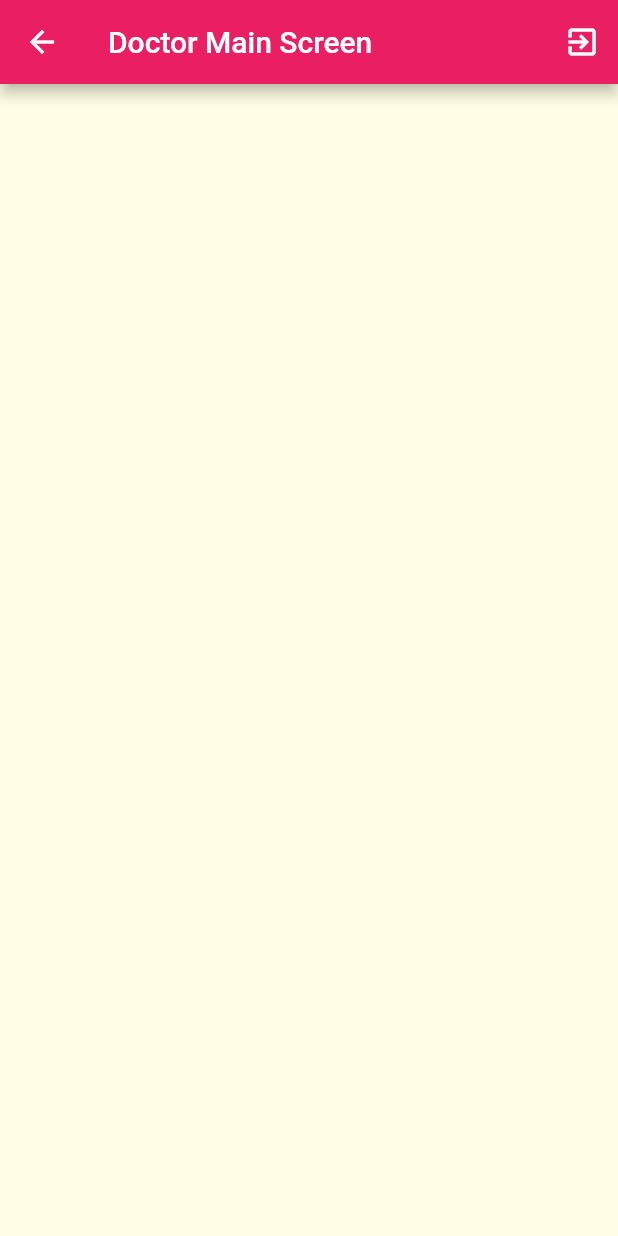
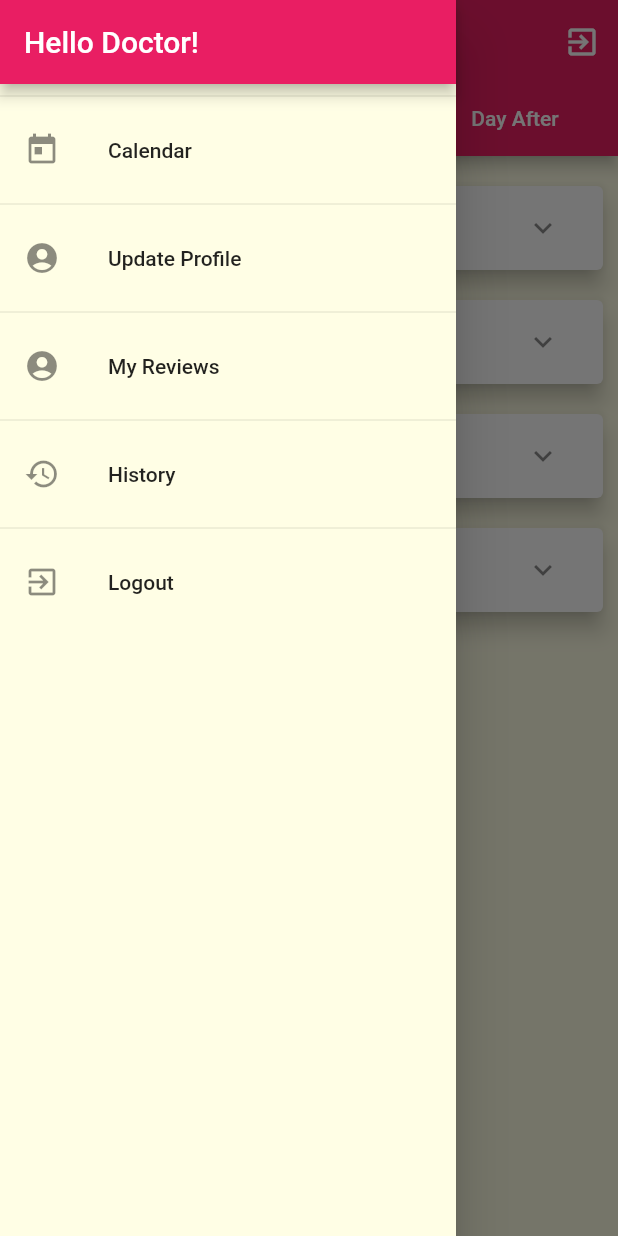
Before and after one commit to ritiksingh8/Health-Services, a Flutter app: the DoctorMainScreen screen opened by its route, with the side drawer open (before the commit the screen has no drawer), on a phone screen of 412 x 824 dp. Run offline on Flutter 3.47's test engine with Material 2 defaults, Android fonts, the phone set to English and light mode, and no system bars; our stand-ins replace cloud_firestore, firebase_auth, firebase_storage, google_maps_flutter, image_picker; accounts and stored records are empty.

Commit message:
added drawer cards in doctor home screen

```diff
--- a/lib/main.dart
+++ b/lib/main.dart
@@ -29,6 +29,7 @@ class MyApp extends StatelessWidget {
       ),
       home: HomeScreen(),
       routes: {
+        AuthScreen.routeName: (ctx) => AuthScreen(),
         UserAppointmentScreen.routeName: (ctx) => UserAppointmentScreen(),
         DoctorMainScreen.routeName: (ctx) => DoctorMainScreen(),
         HospitalDetailScreen.routeName: (ctx) => HospitalDetailScreen(),
--- a/lib/screens/auth_screen.dart
+++ b/lib/screens/auth_screen.dart
@@ -9,6 +9,7 @@ import '../helpers/doctors_validation_list.dart';
 
 class AuthScreen extends StatefulWidget {
   static bool authComplete = true;
+  static const routeName = '/auth-screen';
   @override
   _AuthScreenState createState() => _AuthScreenState();
 }
--- a/lib/screens/doctor_detail_screen.dart
+++ b/lib/screens/doctor_detail_screen.dart
@@ -30,7 +30,11 @@ class DoctorDetailScreen extends StatelessWidget {
       appBar: AppBar(
         title: Text(doctor.name),
       ),
-      body: SingleChildScrollView(
+      body: Column(
+        crossAxisAlignment: CrossAxisAlignment.stretch,
+        children: <Widget>[
+          Expanded(
+            child: SingleChildScrollView(
               child: Column(
                 children: <Widget>[
                   Container(
@@ -125,20 +129,12 @@ class DoctorDetailScreen extends StatelessWidget {
                     ),
                   ),
                   Reviews(doctor, false),
-            FlatButton(
-              onPressed: () {
-                Navigator.of(context).pushNamed(DoctorsReviewsScreen.routeName,
-                    arguments: doctor);
-              },
-              child: Text(
-                'See all reviews',
-                style: TextStyle(color: Theme.of(context).primaryColor),
+
+                  SizedBox(height: 10),
+                ],
               ),
             ),
-            SizedBox(height: 10),
-            Column(
-              crossAxisAlignment: CrossAxisAlignment.stretch,
-              children: <Widget>[
+          ),
           Container(
             height: 45,
             child: RaisedButton.icon(
@@ -166,9 +162,6 @@ class DoctorDetailScreen extends StatelessWidget {
           ),
         ],
       ),
-          ],
-        ),
-      ),
     );
   }
 }
--- a/lib/screens/doctor_main_screen.dart
+++ b/lib/screens/doctor_main_screen.dart
@@ -1,6 +1,8 @@
 import 'package:cloud_firestore/cloud_firestore.dart';
 import 'package:firebase_auth/firebase_auth.dart';
 import 'package:flutter/material.dart';
+import 'package:health_service/widgets/app_drawer.dart';
+import 'package:health_service/widgets/appointment_list.dart';
 import 'package:intl/intl.dart';
 
 class DoctorMainScreen extends StatefulWidget {
@@ -91,9 +93,27 @@ class _DoctorMainScreenState extends State<DoctorMainScreen> {
 
   @override
   Widget build(BuildContext context) {
-    return Scaffold(
+    return DefaultTabController(
+      length: 3,
+      child: Scaffold(
         appBar: AppBar(
-        title: Text('Doctor Main Screen'),
+          title: Text('Calendar'),
+          bottom: TabBar(
+            indicatorColor: Colors.yellow,
+            labelColor: Colors.yellow,
+            unselectedLabelColor: Colors.white,
+            tabs: <Widget>[
+              Tab(
+                text: 'Today',
+              ),
+              Tab(
+                text: 'Tomorrow',
+              ),
+              Tab(
+                text: 'Day After',
+              ),
+            ],
+          ),
           actions: <Widget>[
             IconButton(
               icon: Icon(Icons.exit_to_app),
@@ -103,6 +123,7 @@ class _DoctorMainScreenState extends State<DoctorMainScreen> {
             ),
           ],
         ),
+        drawer: AppDrawer(),
         body: isLoading
             ? Center(
                 child: CircularProgressIndicator(),
@@ -114,7 +135,8 @@ class _DoctorMainScreenState extends State<DoctorMainScreen> {
                     .collection('appointments')
                     .snapshots(),
                 builder: (context, streamSnapshot) {
-                if (streamSnapshot.connectionState == ConnectionState.waiting) {
+                  if (streamSnapshot.connectionState ==
+                      ConnectionState.waiting) {
                     return Center(child: CircularProgressIndicator());
                   }
 
@@ -122,8 +144,15 @@ class _DoctorMainScreenState extends State<DoctorMainScreen> {
 
                   segregateAppointments(appointmentDocs);
 
-                return Text('');
+                  return TabBarView(
+                    children: <Widget>[
+                      AppointmentList(todayList),
+                      AppointmentList(tomorrowList),
+                      AppointmentList(dayAfterTomorrowList),
+                    ],
+                  );
                 },
+              ),
       ),
     );
   }
--- a/lib/screens/hospital_detail_screen.dart
+++ b/lib/screens/hospital_detail_screen.dart
@@ -144,7 +144,7 @@ class HospitalDetailScreen extends StatelessWidget {
                       color: Colors.white,
                     ),
                     label: Text(
-                      'Make an appointment',
+                      'View Our Doctors',
                       style: TextStyle(
                         color: Colors.white,
                         fontSize: 15,
--- /dev/null
+++ b/lib/widgets/app_drawer.dart
@@ -0,0 +1,65 @@
+import 'package:firebase_auth/firebase_auth.dart';
+import 'package:flutter/material.dart';
+import 'package:health_service/screens/auth_screen.dart';
+import 'package:health_service/screens/doctor_main_screen.dart';
+import 'package:health_service/screens/update_profile.dart';
+
+class AppDrawer extends StatelessWidget {
+  @override
+  Widget build(BuildContext context) {
+    return Drawer(
+      child: Column(
+        children: <Widget>[
+          AppBar(
+            title: Text('Hello Doctor!'),
+            automaticallyImplyLeading: false,
+          ),
+          Divider(),
+          ListTile(
+            leading: Icon(Icons.today),
+            title: Text('Calendar'),
+            onTap: () {
+              Navigator.of(context).pushNamed(DoctorMainScreen.routeName);
+            },
+          ),
+          Divider(),
+          ListTile(
+            leading: Icon(Icons.account_circle),
+            title: Text('Update Profile'),
+            onTap: () {
+              Navigator.of(context).push(
+                MaterialPageRoute(
+                  builder: (ctx) => UpdateProfile(isUpdate: true),
+                ),
+              );
+            },
+          ),
+          Divider(),
+          ListTile(
+            leading: Icon(Icons.account_circle),
+            title: Text('My Reviews'),
+            onTap: () {},
+          ),
+          Divider(),
+          ListTile(
+            leading: Icon(Icons.history),
+            title: Text('History'),
+            onTap: () {},
+          ),
+          Divider(),
+          ListTile(
+            leading: Icon(Icons.exit_to_app),
+            title: Text('Logout '),
+            onTap: () {
+              FirebaseAuth.instance.signOut();
+              Navigator.of(context)
+                  .pushNamedAndRemoveUntil(AuthScreen.routeName, (route) {
+                return false;
+              });
+            },
+          ),
+        ],
+      ),
+    );
+  }
+}
--- /dev/null
+++ b/lib/widgets/appointment_card.dart
@@ -0,0 +1,92 @@
+import 'dart:math';
+
+import 'package:cloud_firestore/cloud_firestore.dart';
+import 'package:flutter/material.dart';
+
+class AppointmentCard extends StatefulWidget {
+  final List<dynamic> slotList;
+  final String slotTime;
+
+  AppointmentCard(this.slotList, this.slotTime);
+
+  @override
+  _AppointmentCardState createState() => _AppointmentCardState();
+}
+
+class _AppointmentCardState extends State<AppointmentCard> {
+  var _expanded = false;
+  @override
+  Widget build(BuildContext context) {
+    return Card(
+      margin: EdgeInsets.all(10),
+      elevation: 6,
+      child: Container(
+        child: Column(
+          children: <Widget>[
+            ListTile(
+              title: Text(
+                widget.slotTime,
+                style: TextStyle(
+                  fontWeight: FontWeight.bold,
+                ),
+              ),
+              trailing: IconButton(
+                icon: Icon(_expanded ? Icons.expand_less : Icons.expand_more),
+                onPressed: () {
+                  setState(() {
+                    _expanded = !_expanded;
+                  });
+                },
+              ),
+            ),
+            if (_expanded)
+              Container(
+                padding: EdgeInsets.symmetric(
+                  horizontal: 15,
+                  // vertical: 4,
+                ),
+                height: min(widget.slotList.length * 55.0 + 30.0, 350),
+                child: widget.slotList.length == 0
+                    ? Text(
+                        'No appointments yet!',
+                      )
+                    : ListView(
+                        children: widget.slotList
+                            .map<Widget>((docSnapshot) => FutureBuilder(
+                                  future: Firestore.instance
+                                      .collection('users')
+                                      .document(docSnapshot['userId'])
+                                      .get(),
+                                  builder: (ctx, userSnapshot) {
+                                    final userData = userSnapshot.data;
+
+                                    if (userSnapshot.connectionState ==
+                                        ConnectionState.waiting) {
+                                      return Center(
+                                        child: CircularProgressIndicator(),
+                                      );
+                                    }
+
+                                    return ListTile(
+                                      leading: CircleAvatar(
+                                        backgroundImage: NetworkImage(
+                                          userData['image_url'],
+                                        ),
+                                      ),
+                                      title: Text(
+                                        userData['name'],
+                                      ),
+                                      subtitle: Text(
+                                          docSnapshot['appointmentSubject']),
+                                    );
+                                  },
+                                ))
+                            .toList(),
+                      ),
+              )
+          ],
+        ),
+      ),
+    );
+  }
+}
--- /dev/null
+++ b/lib/widgets/appointment_list.dart
@@ -0,0 +1,45 @@
+import 'package:flutter/material.dart';
+import 'package:health_service/widgets/appointment_card.dart';
+
+class AppointmentList extends StatefulWidget {
+  final Map<String, dynamic> dayList;
+
+  AppointmentList(this.dayList);
+  @override
+  _AppointmentListState createState() => _AppointmentListState();
+}
+
+class _AppointmentListState extends State<AppointmentList> {
+  var _expanded = false;
+
+  var slotList = [
+    '10AM - 12PM',
+    '1PM - 3PM',
+    '3PM - 5PM',
+    '5PM - 7PM',
+  ];
+  @override
+  Widget build(BuildContext context) {
+    return ListView(
+      children: <Widget>[
+        SizedBox(height: 10),
+        AppointmentCard(
+          widget.dayList['10'],
+          slotList[0],
+        ),
+        AppointmentCard(
+          widget.dayList['1'],
+          slotList[1],
+        ),
+        AppointmentCard(
+          widget.dayList['3'],
+          slotList[2],
+        ),
+        AppointmentCard(
+          widget.dayList['5'],
+          slotList[3],
+        ),
+      ],
+    );
+  }
+}
--- a/lib/widgets/reviews.dart
+++ b/lib/widgets/reviews.dart
@@ -1,5 +1,6 @@
 import 'package:flutter/material.dart';
 import 'package:cloud_firestore/cloud_firestore.dart';
+import 'package:health_service/screens/doctors_reviews_screen.dart';
 import '../models/doctor.dart';
 import 'package:intl/intl.dart';
 
@@ -9,6 +10,7 @@ class Reviews extends StatelessWidget {
   final Doctor doctor;
   final bool showAll;
   Reviews(this.doctor, this.showAll);
+  var reviewsCount;
 
   void _addNewReview(
     String reviewContent,
@@ -94,6 +96,8 @@ class Reviews extends StatelessWidget {
                 }
                 final reviews = reviewSnapshot.data.documents;
 
+                reviewsCount = reviews.length;
+
                 return ListView.builder(
                   physics: NeverScrollableScrollPhysics(),
                   shrinkWrap: true,
@@ -157,7 +161,20 @@ class Reviews extends StatelessWidget {
                   },
                 );
               },
-            )
+            ),
+            FlatButton(
+              onPressed: reviewsCount == 0
+                  ? null
+                  : () {
+                      Navigator.of(context).pushNamed(
+                          DoctorsReviewsScreen.routeName,
+                          arguments: doctor);
+                    },
+              child: Text(
+                reviewsCount == 0 ? 'No Reviews' : 'See all reviews',
+                style: TextStyle(color: Theme.of(context).primaryColor),
+              ),
+            ),
           ],
         ),
       ),
```
Lines whose indentation alone changed are shown as unchanged.
